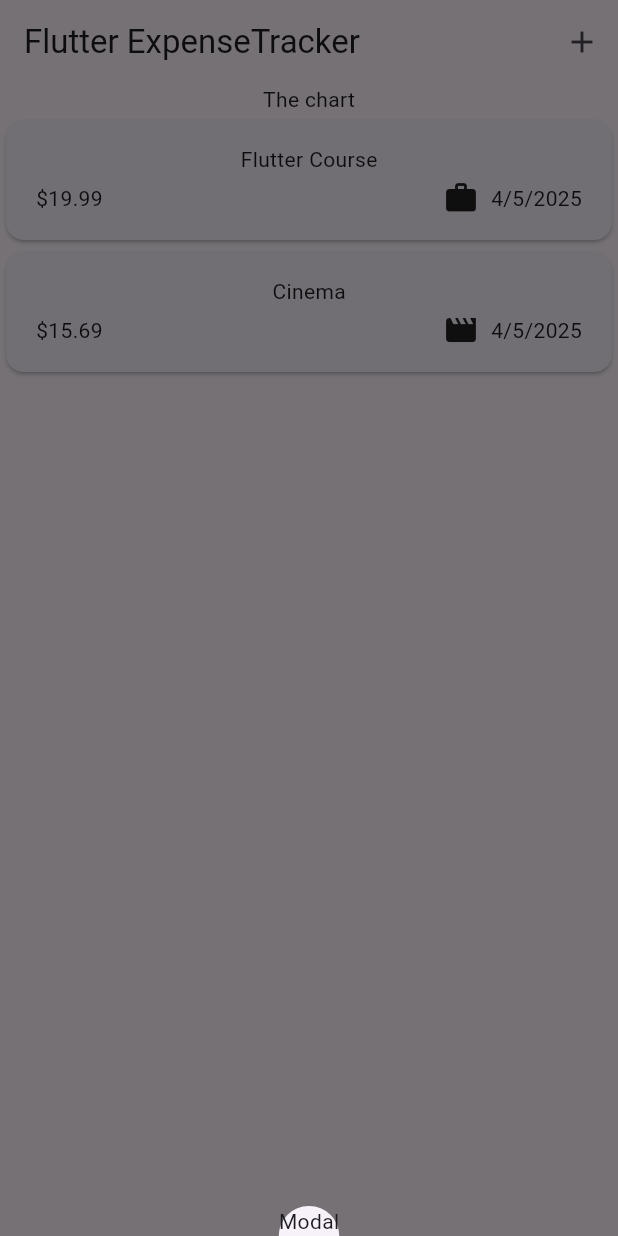
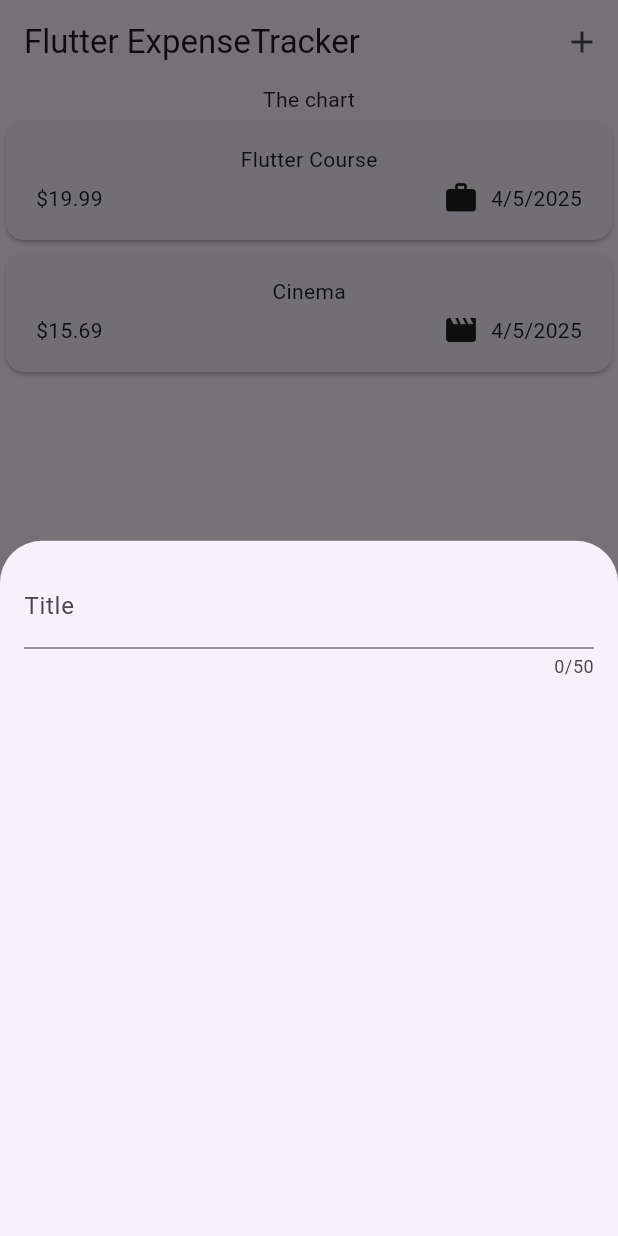
Before and after one commit to Jon-Felipe/Expense-Tracker-Flutter, a Flutter app: the screen it shows after launch, after a tap on the "add" icon, on a phone screen of 412 x 824 dp. Run offline on Flutter 3.47's test engine with Material 3 defaults, Android fonts, the phone set to English and light mode, and no system bars.

Commit message:
displaying new expense form basic

```diff
--- a/lib/widgets/expense.dart
+++ b/lib/widgets/expense.dart
@@ -1,3 +1,4 @@
+import 'package:expense_tracker/widgets/new_expense.dart';
 import 'package:flutter/material.dart';
 
 import 'package:expense_tracker/models/expense.dart';
@@ -29,7 +30,10 @@ class _ExpensesState extends State<Expenses> {
   ];
 
   void _openAddExpenseOverlay() {
-    showModalBottomSheet(context: context, builder: (ctx) => Text('Modal'));
+    showModalBottomSheet(
+      context: context,
+      builder: (ctx) => const NewExpense(),
+    );
   }
 
   @override
--- /dev/null
+++ b/lib/widgets/new_expense.dart
@@ -0,0 +1,27 @@
+import 'package:flutter/material.dart';
+
+class NewExpense extends StatefulWidget {
+  const NewExpense({super.key});
+
+  @override
+  State<NewExpense> createState() {
+    return _NewExpenseState();
+  }
+}
+
+class _NewExpenseState extends State<NewExpense> {
+  @override
+  Widget build(BuildContext context) {
+    return Padding(
+      padding: const EdgeInsets.all(16),
+      child: Column(
+        children: const [
+          TextField(
+            maxLength: 50,
+            decoration: InputDecoration(label: Text('Title')),
+          ),
+        ],
+      ),
+    );
+  }
+}
```
